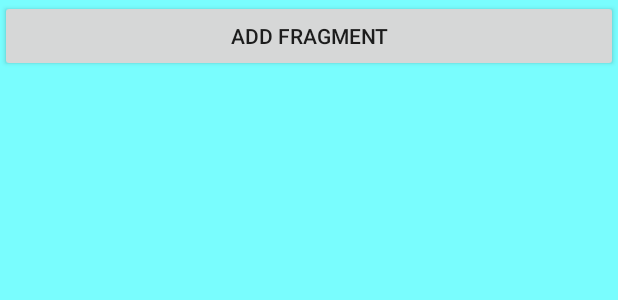
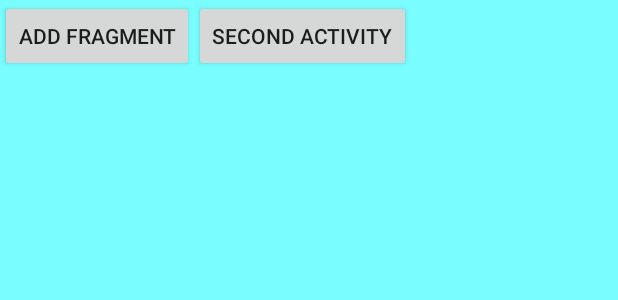
Before and after one commit to Ayomilotunde/FragmentLifeCycle, an Android app: the layout activity_main.xml on its own in the app's theme, with its tools: preview values and no code run, on a phone screen of 412 x 824 dp. Shown: the top 300 px of the screen. Run offline under Robolectric (Android 15) with nearby library versions, the phone set to English and light mode, and no system bars.

```diff
--- a/app/src/main/AndroidManifest.xml
+++ b/app/src/main/AndroidManifest.xml
@@ -9,6 +9,7 @@
         android:roundIcon="@mipmap/ic_launcher_round"
         android:supportsRtl="true"
         android:theme="@style/AppTheme">
+        <activity android:name=".SecondActivity"></activity>
         <activity android:name=".MainActivity">
             <intent-filter>
                 <action android:name="android.intent.action.MAIN" />
--- a/app/src/main/res/layout/activity_main.xml
+++ b/app/src/main/res/layout/activity_main.xml
@@ -8,11 +8,24 @@
     android:background="@color/activity_color"
     tools:context=".MainActivity">
 
+    <LinearLayout
+        android:layout_width="match_parent"
+        android:layout_height="wrap_content"
+        android:orientation="horizontal">
+
     <Button
-        android:layout_width="match_parent"
+        android:layout_width="wrap_content"
         android:layout_height="wrap_content"
         android:id="@+id/buttonAddFragment"
         android:text="Add Fragment" />
+
+        <Button
+            android:layout_width="wrap_content"
+            android:layout_height="wrap_content"
+            android:id="@+id/buttonSecondActivity"
+            android:text="Second Activity" />
+
+    </LinearLayout>
 
     <FrameLayout
         android:layout_width="match_parent"
```
Also changed, not shown: app/src/main/java/com/sanxynet/fragment/MainActivity.java (+10 -1 lines), app/src/main/java/com/sanxynet/fragment/SampleFragment.java (+22 -12 lines), app/src/main/java/com/sanxynet/fragment/SecondActivity.java (added, +14 -0 lines), app/src/main/res/layout/activity_second.xml (added, +9 -0 lines).
